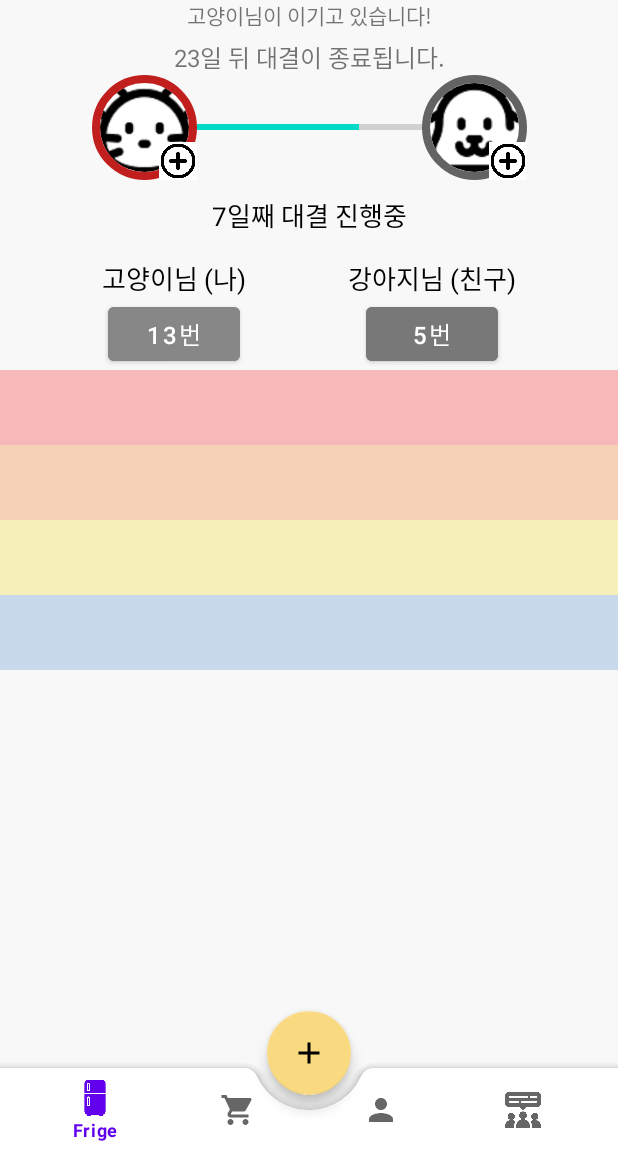
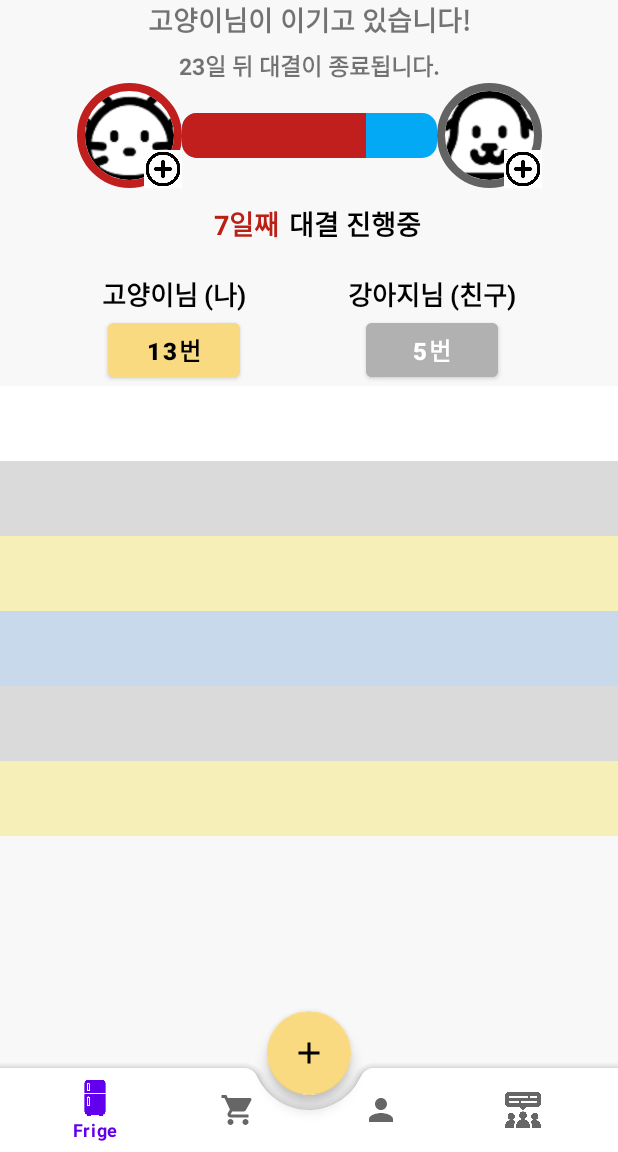
Before and after one commit to yeah-zzi/GitTest, an Android app: the fragment Fight_fragment placed in its activity, on a phone screen of 412 x 824 dp, the part 84-1236 px from its top. Run offline under Robolectric (Android 15) with nearby library versions, the phone set to English and light mode, and no system bars; our stand-ins replace CircleImageView, Firebase (no records; nobody signed in at launch, a user with empty details on screens opened directly).

Commit message:
집밥대결 좀 건듬

```diff
--- a/app/src/main/java/yeji/mjc/gittest/FoodSearch/FoodSearch.java
+++ b/app/src/main/java/yeji/mjc/gittest/FoodSearch/FoodSearch.java
@@ -223,6 +223,6 @@ public class FoodSearch extends Activity implements View.OnClickListener,SelectL
 
     @Override
     public void onItemClicked(FoodSearchItem myModel) {
-        Toast.makeText(this,myModel.getFood_name(),Toast.LENGTH_SHORT).show();
+        //Toast.makeText(this,myModel.getFood_name(),Toast.LENGTH_SHORT).show();
     }
 }
--- /dev/null
+++ b/app/src/main/res/drawable/fb_progressbar.xml
@@ -0,0 +1,25 @@
+<?xml version="1.0" encoding="utf-8"?>
+<layer-list xmlns:android="http://schemas.android.com/apk/res/android">
+    <item android:id="@android:id/background">
+        <shape>
+            <corners android:radius="10dp" />
+            <solid android:color="#03A9F4" />
+        </shape>
+    </item>
+    <item android:id="@android:id/secondaryProgress">
+        <clip>
+            <shape>
+                <corners android:radius="10dp" />
+                <solid android:color="#03A9F4" />
+            </shape>
+        </clip>
+    </item>
+    <item android:id="@android:id/progress">
+        <clip>
+            <shape>
+                <corners android:radius="10dp" />
+                <solid android:color="#C11E1E" />
+            </shape>
+        </clip>
+    </item>
+</layer-list>
--- a/app/src/main/res/layout/fight_main.xml
+++ b/app/src/main/res/layout/fight_main.xml
@@ -12,7 +12,9 @@
         android:layout_width="wrap_content"
         android:layout_height="wrap_content"
         android:text="고양이님이 이기고 있습니다!"
-        android:layout_marginTop="20dp"
+        android:textSize="18dp"
+        android:textStyle="bold"
+        android:layout_marginTop="18dp"
         app:layout_constraintRight_toRightOf="parent"
         app:layout_constraintLeft_toLeftOf="parent"
         tools:ignore="MissingConstraints" />
@@ -22,7 +24,8 @@
         android:layout_width="wrap_content"
         android:layout_height="wrap_content"
         android:text="23일 뒤 대결이 종료됩니다."
-        android:textSize="16dp"
+        android:textSize="15dp"
+        android:textStyle="bold"
         android:layout_marginTop="5dp"
         app:layout_constraintTop_toBottomOf="@id/winner"
         app:layout_constraintRight_toRightOf="parent"
@@ -33,7 +36,8 @@
         android:max="100"
         android:progress="72"
         style="@style/Widget.AppCompat.ProgressBar.Horizontal"
-        android:layout_width="150dp"
+        android:progressDrawable="@drawable/fb_progressbar"
+        android:layout_width="170dp"
         android:layout_height="30dp"
         android:layout_marginTop="20dp"
         app:layout_constraintLeft_toLeftOf="parent"
@@ -47,9 +51,9 @@
         android:src="@drawable/cat"
         app:civ_border_color="#C11E1E"
         app:civ_border_width="5dp"
-        app:layout_constraintRight_toLeftOf="@id/ProgressBar"
         app:layout_constraintTop_toTopOf="@id/ProgressBar"
         app:layout_constraintBottom_toBottomOf="@id/ProgressBar"
+        app:layout_constraintRight_toLeftOf="@+id/ProgressBar"
         tools:ignore="MissingConstraints" />
 
     <de.hdodenhof.circleimageview.CircleImageView
@@ -87,11 +91,25 @@
         tools:ignore="MissingConstraints" />
 
     <TextView
+        android:id="@+id/food_battle_range"
+        android:layout_width="wrap_content"
+        android:layout_height="wrap_content"
+        android:text="7일째                  "
+        android:textSize="18dp"
+        android:textStyle="bold"
+        android:textColor="#BA2015"
+        android:layout_marginTop="30dp"
+        app:layout_constraintTop_toBottomOf="@id/ProgressBar"
+       app:layout_constraintLeft_toLeftOf="parent"
+        app:layout_constraintRight_toRightOf="parent"/>
+
+    <TextView
         android:id="@+id/ing"
         android:layout_width="wrap_content"
         android:layout_height="wrap_content"
-        android:text="7일째 대결 진행중"
-        android:textSize="17dp"
+        android:text="             대결 진행중"
+        android:textSize="18dp"
+        android:textStyle="bold"
         android:textColor="@color/black"
         android:layout_marginTop="30dp"
         app:layout_constraintTop_toBottomOf="@id/ProgressBar"
@@ -104,8 +122,9 @@
         android:layout_height="wrap_content"
         android:text="고양이님 (나)"
         android:textSize="17dp"
+        android:textStyle="bold"
         android:textColor="@color/black"
-        android:layout_marginTop="15dp"
+        android:layout_marginTop="20dp"
         app:layout_constraintTop_toBottomOf="@id/ing"
         app:layout_constraintLeft_toLeftOf="parent"
         app:layout_constraintRight_toLeftOf="@id/Friend"/>
@@ -115,8 +134,10 @@
         android:layout_width="wrap_content"
         android:layout_height="wrap_content"
         android:text="13번"
+        android:textColor="@color/black"
+        android:textStyle="bold"
         android:textSize="16dp"
-        android:backgroundTint="#878787"
+        android:backgroundTint="@color/main_yellow"
         app:layout_constraintTop_toBottomOf="@id/Me"
         app:layout_constraintLeft_toLeftOf="@id/Me"
         app:layout_constraintRight_toRightOf="@id/Me"/>
@@ -127,8 +148,9 @@
         android:layout_height="wrap_content"
         android:text="강아지님 (친구)"
         android:textSize="17dp"
+        android:textStyle="bold"
         android:textColor="@color/black"
-        android:layout_marginTop="15dp"
+        android:layout_marginTop="20dp"
         app:layout_constraintTop_toBottomOf="@id/ing"
         app:layout_constraintRight_toRightOf="parent"
         app:layout_constraintLeft_toRightOf="@id/Me"/>
@@ -139,7 +161,8 @@
         android:layout_height="wrap_content"
         android:text="5번"
         android:textSize="16dp"
-        android:backgroundTint="#787878"
+        android:textStyle="bold"
+        android:backgroundTint="#B1B1B1"
         app:layout_constraintTop_toBottomOf="@id/Friend"
         app:layout_constraintLeft_toLeftOf="@id/Friend"
         app:layout_constraintRight_toRightOf="@id/Friend"/>
@@ -148,7 +171,7 @@
         android:id="@+id/bar_1"
         android:layout_width="match_parent"
         android:layout_height="50dp"
-        android:background="#F6B8B8"
+        android:background="#FFFFFF"
         app:layout_constraintTop_toBottomOf="@id/FriendNum"
         android:orientation="vertical"
 
@@ -159,7 +182,7 @@
         android:id="@+id/bar_2"
         android:layout_width="match_parent"
         android:layout_height="50dp"
-        android:background="#F6D1B8"
+        android:background="#DADADA"
         app:layout_constraintTop_toBottomOf="@id/bar_1"
         android:orientation="vertical" />
 
@@ -179,5 +202,36 @@
         app:layout_constraintTop_toBottomOf="@id/bar_3"
         android:orientation="vertical" />
 
+    <LinearLayout
+        android:id="@+id/bar_5"
+        android:layout_width="match_parent"
+        android:layout_height="50dp"
+        android:background="#DADADA"
+        app:layout_constraintTop_toBottomOf="@id/bar_4"
+        android:orientation="vertical" />
+
+    <LinearLayout
+        android:id="@+id/bar_6"
+        android:layout_width="match_parent"
+        android:layout_height="50dp"
+        android:background="#F6F0B8"
+        app:layout_constraintTop_toBottomOf="@id/bar_5"
+        android:orientation="vertical" />
+
+    <LinearLayout
+        android:id="@+id/bar_5"
+        android:layout_width="match_parent"
+        android:layout_height="50dp"
+        android:background="#DADADA"
+        app:layout_constraintTop_toBottomOf="@id/bar_4"
+        android:orientation="vertical" />
+
+    <LinearLayout
+        android:id="@+id/bar_6"
+        android:layout_width="match_parent"
+        android:layout_height="50dp"
+        android:background="#F6F0B8"
+        app:layout_constraintTop_toBottomOf="@id/bar_5"
+        android:orientation="vertical" />
 
 </androidx.constraintlayout.widget.ConstraintLayout>
```
